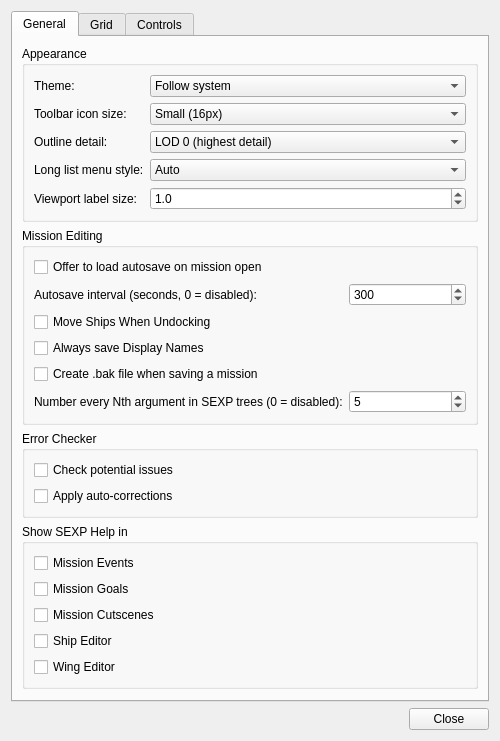
scp-fs2open/fs2open.github.com, file qtfred/ui/PreferencesDialog.ui: the form before one commit.
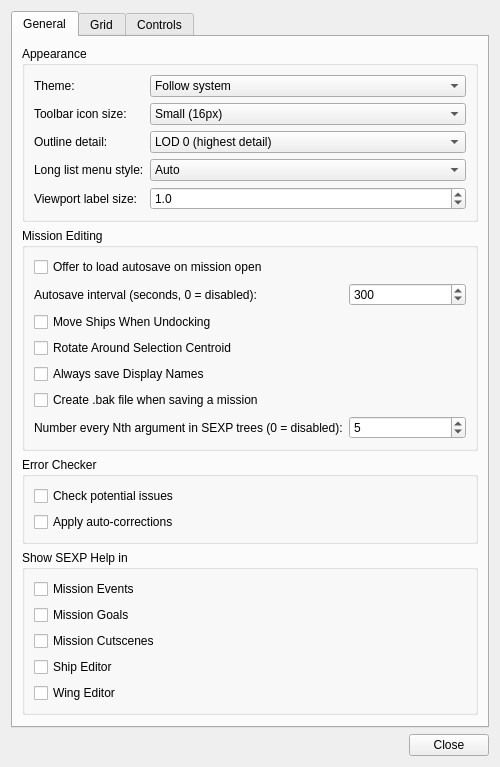
The form after the commit.

Commit message: Address review: move and rename the selection-centroid option

What changed in the file:
```diff
--- a/qtfred/ui/PreferencesDialog.ui
+++ b/qtfred/ui/PreferencesDialog.ui
@@ -241,6 +241,16 @@
            </widget>
           </item>
           <item row="3" column="0" colspan="2">
+           <widget class="QCheckBox" name="orbitSelectionCenter">
+            <property name="toolTip">
+             <string>When several objects are marked, rotate the view around the centroid of the selection instead of the current object.</string>
+            </property>
+            <property name="text">
+             <string>Rotate Around Selection Centroid</string>
+            </property>
+           </widget>
+          </item>
+          <item row="4" column="0" colspan="2">
            <widget class="QCheckBox" name="alwaysSaveDisplayNames">
             <property name="toolTip">
              <string>Always write each object's $Display Name to the mission file, even when it matches the object's name.</string>
@@ -250,7 +260,7 @@
             </property>
            </widget>
           </item>
-          <item row="4" column="0" colspan="2">
+          <item row="5" column="0" colspan="2">
            <widget class="QCheckBox" name="createBakOnSave">
             <property name="toolTip">
              <string>Keep a .bak backup copy of the previous mission file each time you save.</string>
@@ -260,14 +270,14 @@
             </property>
            </widget>
           </item>
-          <item row="5" column="0">
+          <item row="6" column="0">
            <widget class="QLabel" name="sexpNumberEveryNLabel">
             <property name="text">
              <string>Number every Nth argument in SEXP trees (0 = disabled):</string>
             </property>
            </widget>
           </item>
-          <item row="5" column="1">
+          <item row="6" column="1">
            <widget class="QSpinBox" name="sexpNumberEveryN">
             <property name="minimum">
              <number>0</number>
@@ -566,16 +576,6 @@
             </property>
            </widget>
           </item>
-          <item>
-           <widget class="QCheckBox" name="orbitSelectionCenter">
-            <property name="toolTip">
-             <string>When several objects are selected, look at and orbit around the center of the selection instead of the current object.</string>
-            </property>
-            <property name="text">
-             <string>Look at and orbit around the center of a multi-selection</string>
-            </property>
-           </widget>
-          </item>
          </layout>
         </widget>
        </item>
```
The commit also changes 7 other files.
